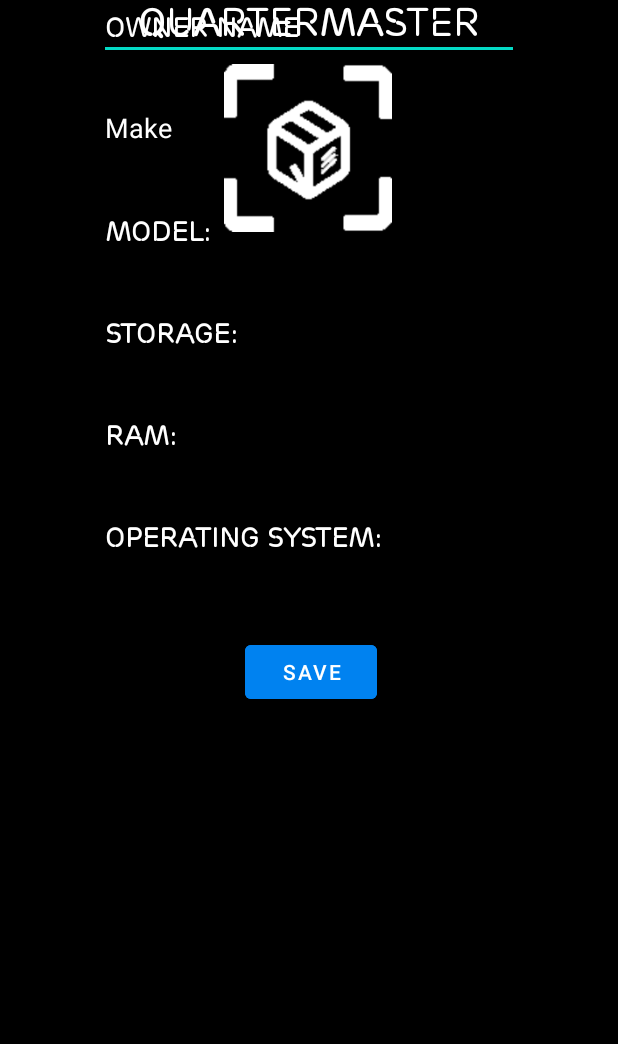
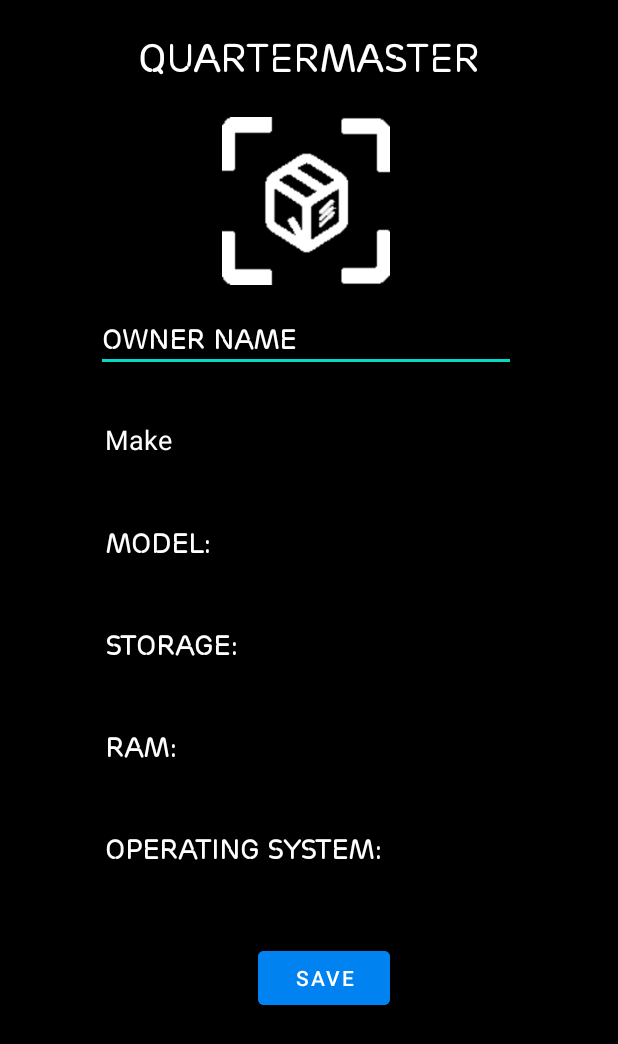
Before and after one commit to eeibmce/QuarterMaster, an Android app: the layout activity_laptop_registration.xml on its own in the app's theme, with its tools: preview values and no code run, on a phone screen of 412 x 824 dp. Shown: the top 1044 px of the screen. Run offline under Robolectric (Android 15) with nearby library versions, the phone set to English and light mode, and no system bars.

Commit message:
Ui design fixed post merge

```diff
--- a/app/src/main/res/layout/activity_laptop_registration.xml
+++ b/app/src/main/res/layout/activity_laptop_registration.xml
@@ -12,16 +12,15 @@
         android:id="@+id/OwnerName"
         android:layout_width="280dp"
         android:layout_height="40dp"
-        android:layout_marginStart="66dp"
-        android:layout_marginEnd="66dp"
+        android:layout_marginStart="64dp"
+        android:layout_marginTop="208dp"
         android:fontFamily="@font/ericsson"
         android:hint="Owner Name"
         android:text=""
         android:textColorHint="@color/white"
         android:textStyle="bold"
-        app:layout_constraintEnd_toEndOf="parent"
         app:layout_constraintStart_toStartOf="parent"
-        tools:layout_editor_absoluteY="26dp" />
+        app:layout_constraintTop_toTopOf="parent" />
 
     <EditText
         android:id="@+id/Make"
@@ -32,7 +31,6 @@
         android:layout_marginEnd="66dp"
         android:hint="Make"
         android:textColorHint="#FFFFFF"
-        app:layout_constraintEnd_toEndOf="parent"
         app:layout_constraintStart_toStartOf="parent"
         app:layout_constraintTop_toBottomOf="@+id/OwnerName" />
 
@@ -47,8 +45,6 @@
         android:hint="Model:"
         android:textColorHint="@color/white"
         android:textStyle="bold"
-        app:layout_constraintEnd_toEndOf="parent"
-        app:layout_constraintEnd_toEndof="parent"
         app:layout_constraintStart_toStartOf="parent"
         app:layout_constraintTop_toBottomOf="@+id/Make" />
 
@@ -60,7 +56,6 @@
         android:layout_marginTop="84dp"
         android:layout_marginEnd="66dp"
         android:hint="UUID"
-        app:layout_constraintEnd_toEndOf="parent"
         app:layout_constraintHorizontal_bias="1.0"
         app:layout_constraintStart_toEndOf="@+id/Model"
         app:layout_constraintTop_toBottomOf="@+id/Make" />
@@ -76,7 +71,6 @@
         android:hint="Storage:"
         android:textColorHint="@color/white"
         android:textStyle="bold"
-        app:layout_constraintEnd_toEndOf="parent"
         app:layout_constraintHorizontal_bias="0.0"
         app:layout_constraintStart_toStartOf="parent"
         app:layout_constraintTop_toBottomOf="@+id/Model" />
@@ -92,7 +86,6 @@
         android:hint="RAM:"
         android:textColorHint="@color/white"
         android:textStyle="bold"
-        app:layout_constraintEnd_toEndOf="parent"
         app:layout_constraintStart_toStartOf="parent"
         app:layout_constraintTop_toBottomOf="@+id/Storage" />
 
@@ -107,7 +100,6 @@
         android:hint="Operating System:"
         android:textColorHint="@color/white"
         android:textStyle="bold"
-        app:layout_constraintEnd_toEndOf="parent"
         app:layout_constraintStart_toStartOf="parent"
         app:layout_constraintTop_toBottomOf="@+id/RAM" />
 
@@ -115,39 +107,36 @@
         android:id="@+id/SAVE"
         android:layout_width="wrap_content"
         android:layout_height="wrap_content"
-        android:layout_marginStart="160dp"
-        android:layout_marginTop="44dp"
-        android:layout_marginEnd="158dp"
+        android:layout_marginStart="172dp"
+        android:layout_marginTop="40dp"
         android:backgroundTint="#0082f0"
         android:text="SAVE"
-        app:layout_constraintEnd_toEndOf="parent"
         app:layout_constraintStart_toStartOf="parent"
-        app:layout_constraintTop_toBottomOf="@+id/OperatingSystem"
-        tools:layout_editor_absoluteY="502dp" />
+        app:layout_constraintTop_toBottomOf="@+id/OperatingSystem" />
 
     <ImageView
         android:id="@+id/imageView13"
         android:layout_width="112dp"
         android:layout_height="112dp"
+        android:layout_marginStart="148dp"
         app:layout_constraintBottom_toBottomOf="parent"
-        app:layout_constraintEnd_toEndOf="parent"
-        app:layout_constraintHorizontal_bias="0.498"
         app:layout_constraintStart_toStartOf="parent"
         app:layout_constraintTop_toBottomOf="@+id/textView3"
-        app:layout_constraintVertical_bias="0.018"
+        app:layout_constraintVertical_bias="0.035"
         app:srcCompat="@drawable/newlogosimplewhite" />
 
     <TextView
         android:id="@+id/textView3"
         android:layout_width="wrap_content"
         android:layout_height="wrap_content"
+        android:layout_marginStart="92dp"
+        android:layout_marginTop="24dp"
         android:fontFamily="@font/ericsson"
         android:text="QuarterMaster"
         android:textColor="@color/white"
         android:textSize="25sp"
         android:textStyle="bold"
-        app:layout_constraintEnd_toEndOf="parent"
         app:layout_constraintStart_toStartOf="parent"
-        tools:layout_editor_absoluteY="40dp" />
+        app:layout_constraintTop_toTopOf="parent" />
 
 </androidx.constraintlayout.widget.ConstraintLayout>
```
